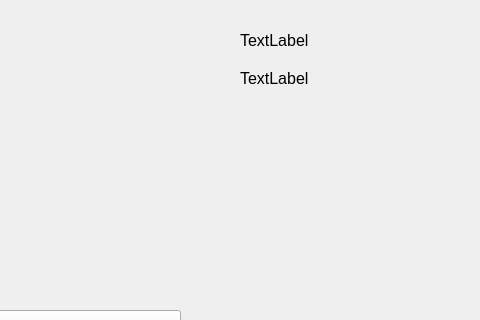
Old version of the form bank-automat/mainmenu.ui in the repository alavuvi/atm-simulator-project; both pictures show x 800 to 1280 and y 0 to 320 of the 1280 by 720 pixel window.
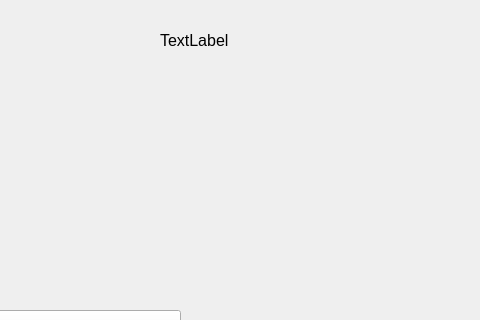
New version of the form.

```diff
--- a/bank-automat/mainmenu.ui
+++ b/bank-automat/mainmenu.ui
@@ -22,7 +22,7 @@
   <widget class="QLabel" name="labelCardnumber">
    <property name="geometry">
     <rect>
-     <x>1040</x>
+     <x>960</x>
      <y>30</y>
      <width>121</width>
      <height>21</height>
@@ -104,24 +104,6 @@
     <string>Logout</string>
    </property>
   </widget>
-  <widget class="QLabel" name="labelAccountType">
-   <property name="geometry">
-    <rect>
-     <x>1040</x>
-     <y>70</y>
-     <width>101</width>
-     <height>16</height>
-    </rect>
-   </property>
-   <property name="font">
-    <font>
-     <pointsize>12</pointsize>
-    </font>
-   </property>
-   <property name="text">
-    <string>TextLabel</string>
-   </property>
-  </widget>
  </widget>
  <resources/>
  <connections/>
```
Left out of the diff: 2 changed lines with no effect on the pictures.
